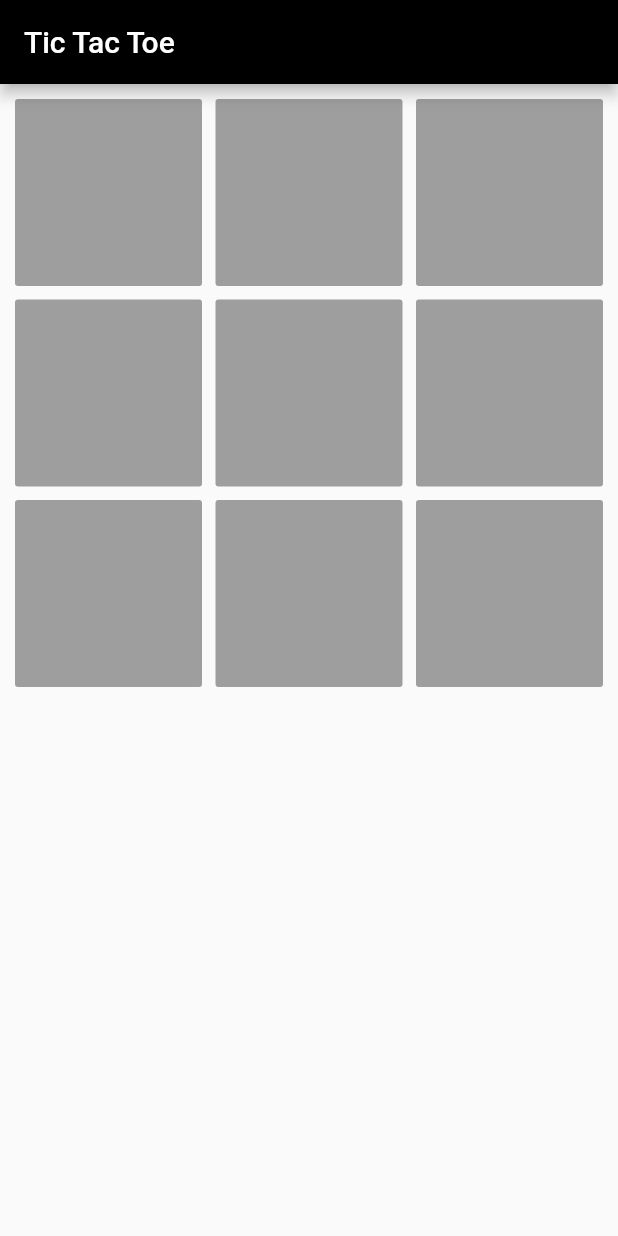
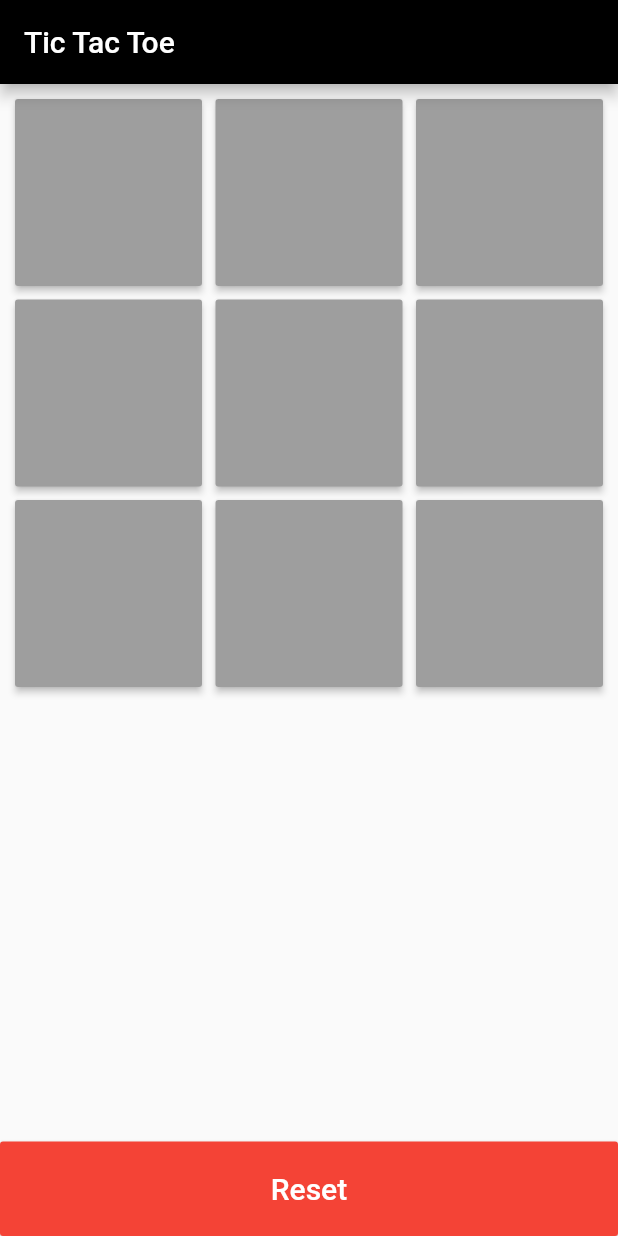
Before and after one commit to fiixed/flutter-tic-tac-toe, a Flutter app: the screen it shows after launch, on a phone screen of 412 x 824 dp. Run offline on Flutter 3.47's test engine with Material 2 defaults, Android fonts, the phone set to English and light mode, and no system bars.

```diff
--- a/lib/home_page.dart
+++ b/lib/home_page.dart
@@ -1,70 +1,227 @@
+import 'dart:math';
+
 import 'package:flutter/material.dart';
-import 'package:flutter_tic_tac_toe/game_button.dart';
+import './custom_dialog.dart';
+import './game_button.dart';
 
 class HomePage extends StatefulWidget {
-  HomePage({Key key}) : super(key: key);
-
   @override
-  _HomePageState createState() => _HomePageState();
+  _HomePageState createState() => new _HomePageState();
 }
 
 class _HomePageState extends State<HomePage> {
   List<GameButton> buttonsList;
+  var player1;
+  var player2;
+  var activePlayer;
 
   @override
   void initState() {
+    // TODO: implement initState
     super.initState();
     buttonsList = doInit();
   }
 
   List<GameButton> doInit() {
+    player1 = new List();
+    player2 = new List();
+    activePlayer = 1;
+
     var gameButtons = <GameButton>[
-      GameButton(id: 1),
-      GameButton(id: 2),
-      GameButton(id: 3),
-      GameButton(id: 4),
-      GameButton(id: 5),
-      GameButton(id: 6),
-      GameButton(id: 7),
-      GameButton(id: 8),
-      GameButton(id: 9),
+      new GameButton(id: 1),
+      new GameButton(id: 2),
+      new GameButton(id: 3),
+      new GameButton(id: 4),
+      new GameButton(id: 5),
+      new GameButton(id: 6),
+      new GameButton(id: 7),
+      new GameButton(id: 8),
+      new GameButton(id: 9),
     ];
     return gameButtons;
   }
 
+  void playGame(GameButton gb) {
+    setState(() {
+      if (activePlayer == 1) {
+        gb.text = "X";
+        gb.bg = Colors.red;
+        activePlayer = 2;
+        player1.add(gb.id);
+      } else {
+        gb.text = "0";
+        gb.bg = Colors.black;
+        activePlayer = 1;
+        player2.add(gb.id);
+      }
+      gb.enabled = false;
+      int winner = checkWinner();
+      if (winner == -1) {
+        if (buttonsList.every((p) => p.text != "")) {
+          showDialog(
+              context: context,
+              builder: (_) => new CustomDialog("Game Tied",
+                  "Press the reset button to start again.", resetGame));
+        } else {
+          activePlayer == 2 ? autoPlay() : null;
+        }
+      }
+    });
+  }
+
+  void autoPlay() {
+    var emptyCells = new List();
+    var list = new List.generate(9, (i) => i + 1);
+    for (var cellID in list) {
+      if (!(player1.contains(cellID) || player2.contains(cellID))) {
+        emptyCells.add(cellID);
+      }
+    }
+
+    var r = new Random();
+    var randIndex = r.nextInt(emptyCells.length-1);
+    var cellID = emptyCells[randIndex];
+    int i = buttonsList.indexWhere((p)=> p.id == cellID);
+    playGame(buttonsList[i]);
+
+  }
+
+  int checkWinner() {
+    var winner = -1;
+    if (player1.contains(1) && player1.contains(2) && player1.contains(3)) {
+      winner = 1;
+    }
+    if (player2.contains(1) && player2.contains(2) && player2.contains(3)) {
+      winner = 2;
+    }
+
+    // row 2
+    if (player1.contains(4) && player1.contains(5) && player1.contains(6)) {
+      winner = 1;
+    }
+    if (player2.contains(4) && player2.contains(5) && player2.contains(6)) {
+      winner = 2;
+    }
+
+    // row 3
+    if (player1.contains(7) && player1.contains(8) && player1.contains(9)) {
+      winner = 1;
+    }
+    if (player2.contains(7) && player2.contains(8) && player2.contains(9)) {
+      winner = 2;
+    }
+
+    // col 1
+    if (player1.contains(1) && player1.contains(4) && player1.contains(7)) {
+      winner = 1;
+    }
+    if (player2.contains(1) && player2.contains(4) && player2.contains(7)) {
+      winner = 2;
+    }
+
+    // col 2
+    if (player1.contains(2) && player1.contains(5) && player1.contains(8)) {
+      winner = 1;
+    }
+    if (player2.contains(2) && player2.contains(5) && player2.contains(8)) {
+      winner = 2;
+    }
+
+    // col 3
+    if (player1.contains(3) && player1.contains(6) && player1.contains(9)) {
+      winner = 1;
+    }
+    if (player2.contains(3) && player2.contains(6) && player2.contains(9)) {
+      winner = 2;
+    }
+
+    //diagonal
+    if (player1.contains(1) && player1.contains(5) && player1.contains(9)) {
+      winner = 1;
+    }
+    if (player2.contains(1) && player2.contains(5) && player2.contains(9)) {
+      winner = 2;
+    }
+
+    if (player1.contains(3) && player1.contains(5) && player1.contains(7)) {
+      winner = 1;
+    }
+    if (player2.contains(3) && player2.contains(5) && player2.contains(7)) {
+      winner = 2;
+    }
+
+    if (winner != -1) {
+      if (winner == 1) {
+        showDialog(
+            context: context,
+            builder: (_) => new CustomDialog("Player 1 Won",
+                "Press the reset button to start again.", resetGame));
+      } else {
+        showDialog(
+            context: context,
+            builder: (_) => new CustomDialog("Player 2 Won",
+                "Press the reset button to start again.", resetGame));
+      }
+    }
+
+    return winner;
+  }
+
+  void resetGame() {
+    if (Navigator.canPop(context)) Navigator.pop(context);
+    setState(() {
+      buttonsList = doInit();
+    });
+  }
+
   @override
   Widget build(BuildContext context) {
-    return Scaffold(
-      appBar: AppBar(
-        title: Text('Tic Tac Toe'),
+    return new Scaffold(
+        appBar: new AppBar(
+          title: new Text("Tic Tac Toe"),
         ),
-      body: GridView.builder(
+        body: new Column(
+          mainAxisAlignment: MainAxisAlignment.start,
+          crossAxisAlignment: CrossAxisAlignment.stretch,
+          children: <Widget>[
+            new Expanded(
+              child: new GridView.builder(
                 padding: const EdgeInsets.all(10.0),
-        gridDelegate: SliverGridDelegateWithFixedCrossAxisCount(
+                gridDelegate: new SliverGridDelegateWithFixedCrossAxisCount(
                     crossAxisCount: 3,
                     childAspectRatio: 1.0,
                     crossAxisSpacing: 9.0,
-          mainAxisSpacing: 9.0,
+                    mainAxisSpacing: 9.0),
+                itemCount: buttonsList.length,
+                itemBuilder: (context, i) => new SizedBox(
+                      width: 100.0,
+                      height: 100.0,
+                      child: new RaisedButton(
+                        padding: const EdgeInsets.all(8.0),
+                        onPressed: buttonsList[i].enabled
+                            ? () => playGame(buttonsList[i])
+                            : null,
+                        child: new Text(
+                          buttonsList[i].text,
+                          style: new TextStyle(
+                              color: Colors.white, fontSize: 20.0),
                         ),
-        itemCount: buttonsList.length,
-        itemBuilder: (BuildContext context, int index) => SizedBox(
-          width: 100,
-          height: 100,
-          child: RaisedButton(
-            padding: const EdgeInsets.all(8.0),
-            onPressed: null,
-            child: Text(
-              buttonsList[index].text,
-              style: TextStyle(
-                color: Colors.white,
-                fontSize: 20.0,
-              ),
-            ),
-            color: buttonsList[index].bg,
-            disabledColor: buttonsList[index].bg,
+                        color: buttonsList[i].bg,
+                        disabledColor: buttonsList[i].bg,
                       ),
                     ),
               ),
-    );
+            ),
+            new RaisedButton(
+              child: new Text(
+                "Reset",
+                style: new TextStyle(color: Colors.white, fontSize: 20.0),
+              ),
+              color: Colors.red,
+              padding: const EdgeInsets.all(20.0),
+              onPressed: resetGame,
+            )
+          ],
+        ));
   }
 }
```
Also changed, not shown: lib/custom_dialog.dart (added, +25 -0 lines). Lines whose indentation alone changed are shown as unchanged.
